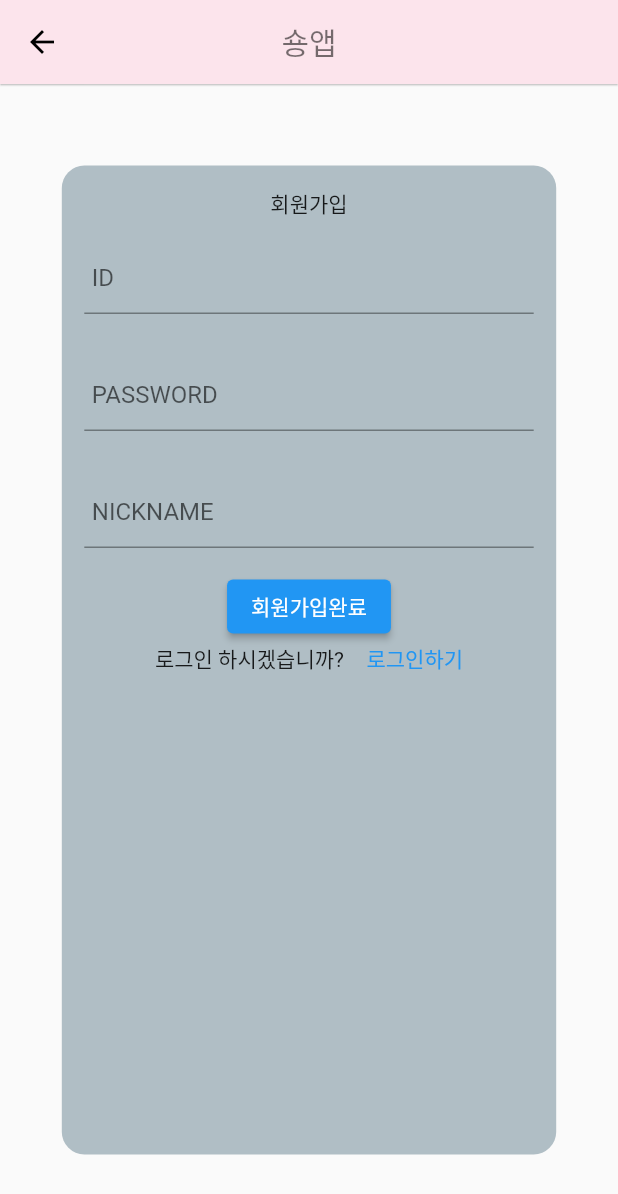
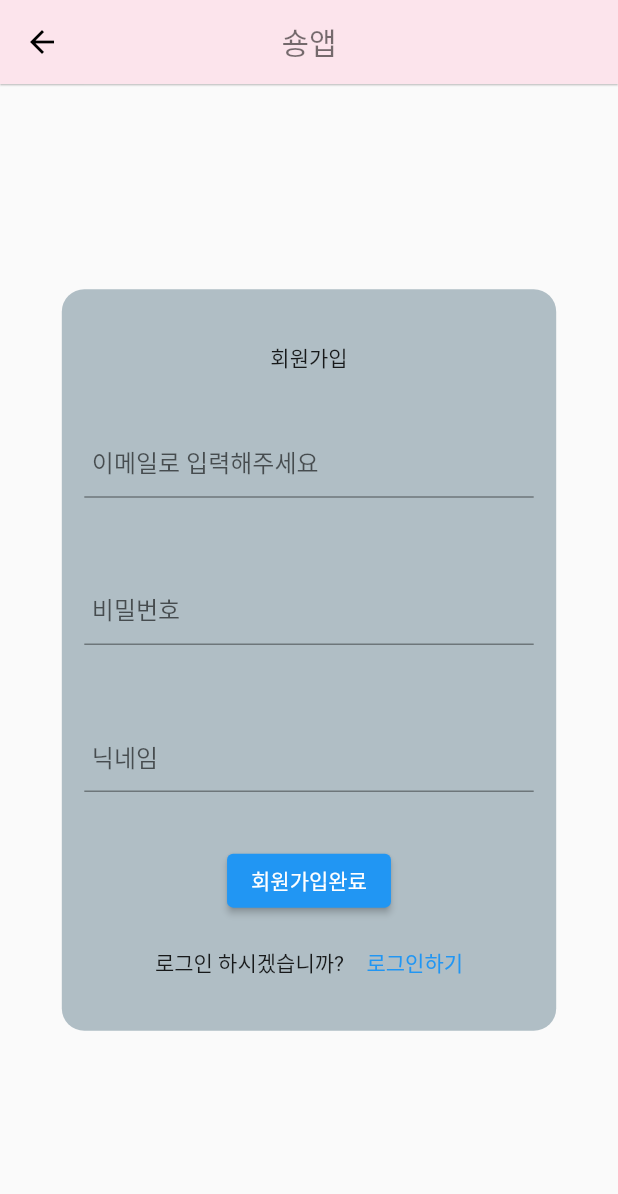
Before and after one commit to AnJuHwan/shong-app, a Flutter app: the LoginPage screen opened directly, after a tap on "회원가입하기", after a tap on "회원가입완료", on a phone screen of 412 x 824 dp. Shown: the top 1194 px of the screen. Run offline on Flutter 3.47's test engine with Material 2 defaults, Android fonts, the phone set to English and light mode, and no system bars; our stand-ins replace firebase_auth, firebase_core, flutter_svg, get; accounts and stored records are empty; network calls fail.

Commit message:
firebase 추가 설정

```diff
--- a/lib/GetX_Controller/auth_controller.dart
+++ b/lib/GetX_Controller/auth_controller.dart
@@ -14,9 +14,9 @@ class FirebaseAuthSignUp extends GetxController {
       );
     } on FirebaseAuthException catch (e) {
       if (e.code == 'weak-password') {
-        print('The password provided is too weak.');
+        print('비밀번호의 보안이 약합니다.');
       } else if (e.code == 'email-already-in-use') {
-        print('The account already exists for that email.');
+        print('이미 가입된 아이디가 있습니다');
       }
     } catch (e) {
       print(e);
--- a/lib/Page/login/login_page.dart
+++ b/lib/Page/login/login_page.dart
@@ -2,6 +2,8 @@ import 'package:firebase_core/firebase_core.dart';
 import 'package:flutter/material.dart';
 import 'package:get/get.dart';
 import 'package:shong_app/GetX_Controller/auth_controller.dart';
+import 'package:shong_app/GetX_Controller/getx_controller.dart';
+import 'package:shong_app/Page/home/home.dart';
 
 class LoginPage extends StatefulWidget {
   const LoginPage({Key? key}) : super(key: key);
@@ -15,34 +17,45 @@ String id = '';
 String password = '';
 
 class _LoginPageState extends State<LoginPage> {
-  final Future<FirebaseApp> _initialization = Firebase.initializeApp();
+  FirebaseAuthSignUp _controller = Get.put(FirebaseAuthSignUp());
   @override
   Widget build(BuildContext context) {
     final double width = Get.width;
     final double height = Get.height;
-    return SafeArea(
+    return GestureDetector(
+      onTap: () {
+        FocusScope.of(context).unfocus();
+      },
+      child: SafeArea(
           child: Scaffold(
+        resizeToAvoidBottomInset: false,
         appBar: AppBar(
           elevation: 0.5,
           centerTitle: true,
           title: Text('숑앱', style: TextStyle(color: Colors.black54)),
         ),
         body: Center(
+          child: SingleChildScrollView(
             child: Container(
               padding: EdgeInsets.all(15),
               width: width * 0.8,
-          height: height * 0.8,
+              height: height * 0.6,
               decoration: BoxDecoration(
                   color: Colors.blueGrey[200],
                   borderRadius: BorderRadius.circular(15)),
               child: _isLoginForm ? LoginForm() : SignUpForm(),
             ),
           ),
-    ));
+        ),
+      )),
+    );
   }
 
   Widget LoginForm() {
-    return SingleChildScrollView(
+    return GestureDetector(
+      onTap: () {
+        FocusScope.of(context).unfocus();
+      },
       child: Column(
         mainAxisAlignment: MainAxisAlignment.spaceEvenly,
         children: [
@@ -99,7 +112,10 @@ class _LoginPageState extends State<LoginPage> {
   }
 
   Widget SignUpForm() {
-    return SingleChildScrollView(
+    return GestureDetector(
+      onTap: () {
+        FocusScope.of(context).unfocus();
+      },
       child: Column(
         mainAxisAlignment: MainAxisAlignment.spaceEvenly,
         children: [
@@ -113,7 +129,7 @@ class _LoginPageState extends State<LoginPage> {
                 });
               },
               decoration: InputDecoration(
-                hintText: 'ID',
+                hintText: '이메일로 입력해주세요',
                 contentPadding: EdgeInsets.only(left: 5),
               ),
             ),
@@ -127,7 +143,7 @@ class _LoginPageState extends State<LoginPage> {
                 });
               },
               decoration: InputDecoration(
-                hintText: 'PASSWORD',
+                hintText: '비밀번호',
                 contentPadding: EdgeInsets.only(left: 5),
               ),
             ),
@@ -137,15 +153,14 @@ class _LoginPageState extends State<LoginPage> {
             child: TextField(
               onChanged: (text) {},
               decoration: InputDecoration(
-                hintText: 'NICKNAME',
+                hintText: '닉네임',
                 contentPadding: EdgeInsets.only(left: 5),
               ),
             ),
           ),
           ElevatedButton(
             onPressed: () async {
-              Get.put(FirebaseAuthSignUp()).singup(id, password);
-              print('눌렀습니다');
+              _controller.singup(id, password);
             },
             child: Text('회원가입완료'),
           ),
```
Also changed, not shown: 2 other files. Lines whose indentation alone changed are shown as unchanged.
